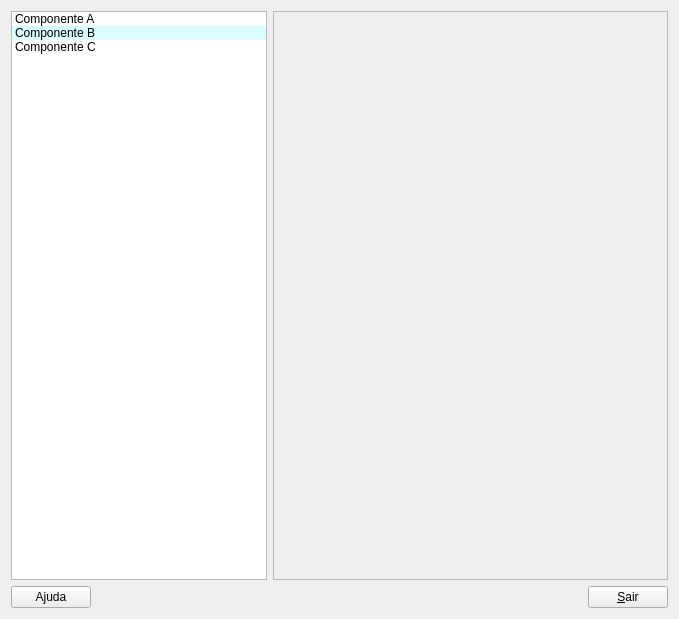
The window that src/terralib/qt/af/settings/SystemSettingsForm.ui (claudiobogossian/terralib5) describes before a commit, drawn with Qt 5.
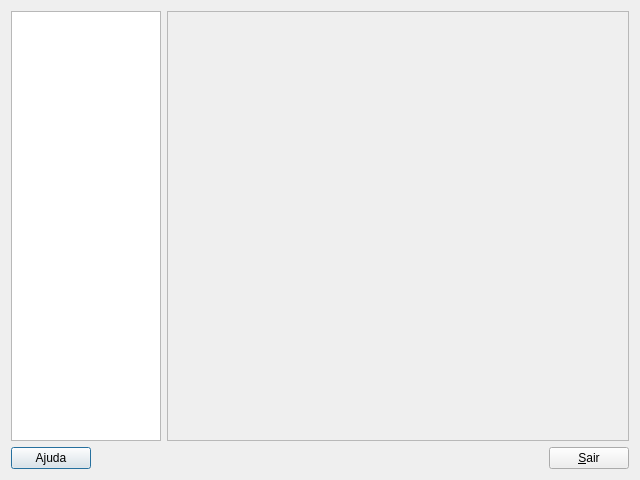
The same window after the commit.

Diff of the .ui file:
```diff
--- a/src/terralib/qt/af/settings/SystemSettingsForm.ui
+++ b/src/terralib/qt/af/settings/SystemSettingsForm.ui
@@ -1,13 +1,13 @@
 <?xml version="1.0" encoding="UTF-8"?>
 <ui version="4.0">
  <class>SystemSettingsForm</class>
- <widget class="QWidget" name="SystemSettingsForm">
+ <widget class="QDialog" name="SystemSettingsForm">
   <property name="geometry">
    <rect>
     <x>0</x>
     <y>0</y>
-    <width>679</width>
-    <height>619</height>
+    <width>640</width>
+    <height>480</height>
    </rect>
   </property>
   <property name="sizePolicy">
@@ -16,10 +16,16 @@
     <verstretch>0</verstretch>
    </sizepolicy>
   </property>
+  <property name="minimumSize">
+   <size>
+    <width>640</width>
+    <height>480</height>
+   </size>
+  </property>
   <property name="maximumSize">
    <size>
-    <width>8777215</width>
-    <height>16777215</height>
+    <width>640</width>
+    <height>506</height>
    </size>
   </property>
   <property name="windowTitle">
@@ -38,15 +44,27 @@
            <verstretch>0</verstretch>
           </sizepolicy>
          </property>
+         <property name="minimumSize">
+          <size>
+           <width>150</width>
+           <height>0</height>
+          </size>
+         </property>
+         <property name="maximumSize">
+          <size>
+           <width>150</width>
+           <height>16777215</height>
+          </size>
+         </property>
          <property name="palette">
           <palette>
            <active>
             <colorrole role="AlternateBase">
              <brush brushstyle="SolidPattern">
               <color alpha="200">
-               <red>208</red>
-               <green>252</green>
-               <blue>255</blue>
+               <red>184</red>
+               <green>184</green>
+               <blue>184</blue>
               </color>
              </brush>
             </colorrole>
@@ -55,9 +73,9 @@
             <colorrole role="AlternateBase">
              <brush brushstyle="SolidPattern">
               <color alpha="200">
-               <red>208</red>
-               <green>252</green>
-               <blue>255</blue>
+               <red>184</red>
+               <green>184</green>
+               <blue>184</blue>
               </color>
              </brush>
             </colorrole>
@@ -66,9 +84,9 @@
             <colorrole role="AlternateBase">
              <brush brushstyle="SolidPattern">
               <color alpha="200">
-               <red>208</red>
-               <green>252</green>
-               <blue>255</blue>
+               <red>184</red>
+               <green>184</green>
+               <blue>184</blue>
               </color>
              </brush>
             </colorrole>
@@ -78,37 +96,23 @@
          <property name="alternatingRowColors">
           <bool>true</bool>
          </property>
-         <item>
-          <property name="text">
-           <string>Componente A</string>
-          </property>
-         </item>
-         <item>
-          <property name="text">
-           <string>Componente B</string>
-          </property>
-         </item>
-         <item>
-          <property name="text">
-           <string>Componente C</string>
-          </property>
-         </item>
         </widget>
        </item>
        <item>
-        <widget class="QFrame" name="currentFrame">
-         <property name="minimumSize">
-          <size>
-           <width>301</width>
-           <height>451</height>
-          </size>
+        <widget class="QScrollArea" name="m_scrollArea">
+         <property name="widgetResizable">
+          <bool>true</bool>
          </property>
-         <property name="frameShape">
-          <enum>QFrame::StyledPanel</enum>
-         </property>
-         <property name="frameShadow">
-          <enum>QFrame::Raised</enum>
-         </property>
+         <widget class="QWidget" name="scrollAreaWidgetContents">
+          <property name="geometry">
+           <rect>
+            <x>0</x>
+            <y>0</y>
+            <width>458</width>
+            <height>421</height>
+           </rect>
+          </property>
+         </widget>
         </widget>
        </item>
       </layout>
```
Left out of the diff: 25 changed lines with no effect on the pictures.
